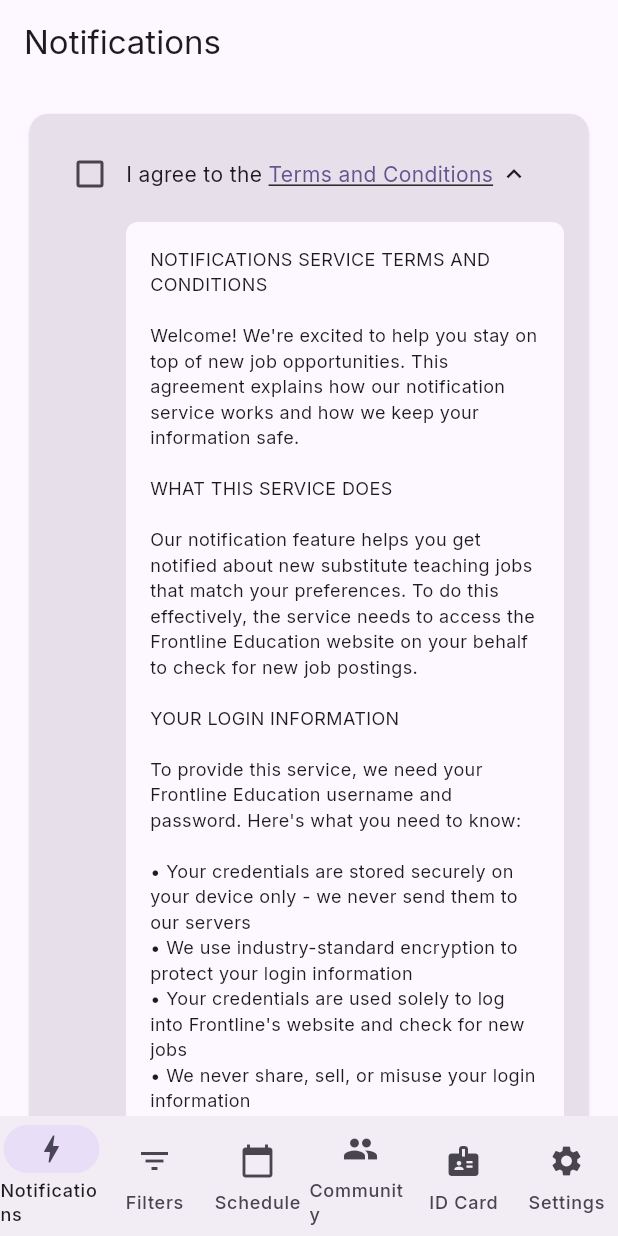
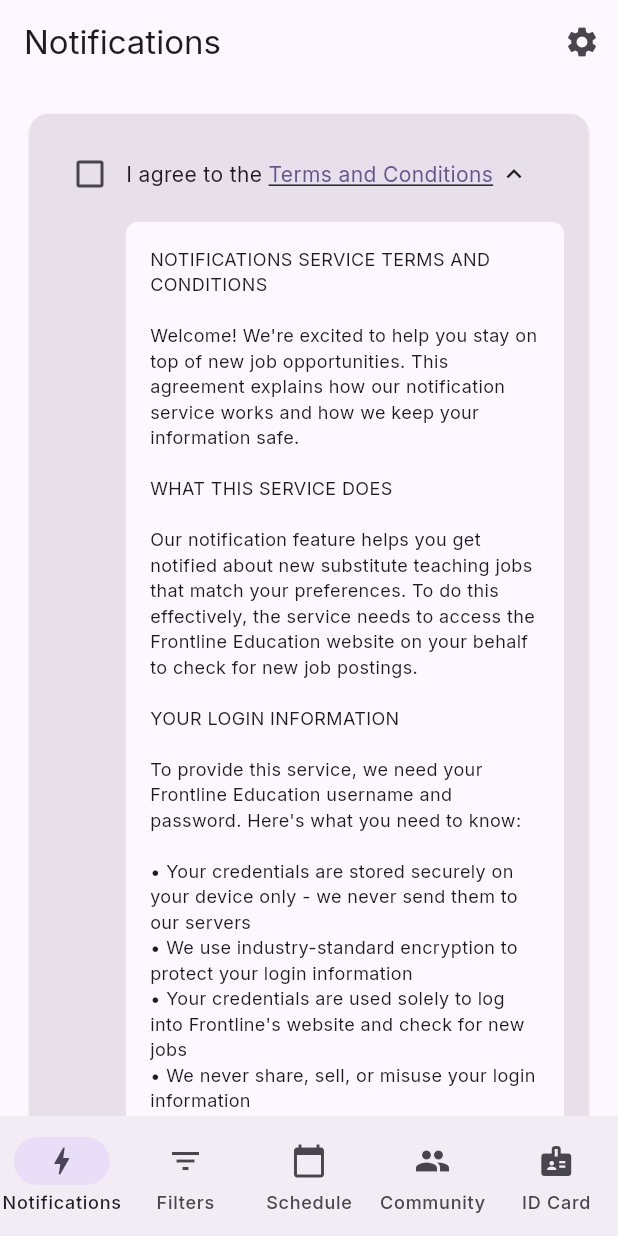
Before and after one commit to mckaysmith27/frontline_watcher, a Flutter app: the screen it shows once a user with an empty profile is signed in, after a tap on "I agree to the", on a phone screen of 412 x 824 dp. Run offline on Flutter 3.47's test engine with Material 3 defaults, Android fonts, the phone set to English and light mode, and no system bars; our stand-ins replace cloud_firestore, cloud_functions, firebase_auth, firebase_core, firebase_messaging, firebase_storage and 12 more; missing offline and left inert: add_2_calendar; accounts and stored records are empty; generated files the repository leaves out were written again.

Commit message:
Tighten notifications copy/tooltips and move Settings to app bar

```diff
--- a/lib/screens/filters/filters_screen.dart
+++ b/lib/screens/filters/filters_screen.dart
@@ -10,6 +10,7 @@
 import '../../widgets/school_map_widget.dart';
 import '../../widgets/profile_app_bar.dart';
 import 'automation_bottom_sheet.dart';
+import '../profile/profile_screen.dart';
 
 class FiltersScreen extends StatefulWidget {
   const FiltersScreen({super.key});
@@ -71,23 +72,17 @@
     return Scaffold(
       appBar: ProfileAppBar(
         actions: [
-          GestureDetector(
-            onTap: () => _showPurchaseOptions(context),
-            child: Padding(
-              padding: const EdgeInsets.all(16.0),
-              child: Center(
-                child: Row(
-                  children: [
-                    const Icon(Icons.stars, size: 20),
-                    const SizedBox(width: 4),
-                    Text(
-                      '${creditsProvider.credits}',
-                      style: const TextStyle(fontSize: 18, fontWeight: FontWeight.bold),
-                    ),
-                  ],
+          IconButton(
+            icon: const Icon(Icons.settings),
+            onPressed: () {
+              Navigator.push(
+                context,
+                MaterialPageRoute(
+                  builder: (_) => const ProfileScreen(),
                 ),
-              ),
-            ),
+              );
+            },
+            tooltip: 'Settings',
           ),
         ],
       ),
--- a/lib/screens/main_navigation.dart
+++ b/lib/screens/main_navigation.dart
@@ -3,7 +3,6 @@
 import 'filters/filters_screen.dart';
 import 'schedule/schedule_screen.dart';
 import 'social/social_screen.dart';
-import 'profile/profile_screen.dart';
 import 'profile/business_card_screen.dart';
 import 'admin/post_approvals_screen.dart';
 import 'admin/business_card_orders_queue_screen.dart';
@@ -109,11 +108,6 @@
       screens.add(const BusinessCardScreen());
     }
 
-    // Profile - for 'sub', 'teacher', 'administration'
-    if (_accessibleFeatures.contains('profile')) {
-      screens.add(const ProfileScreen());
-    }
-
     return screens;
   }
 
@@ -157,14 +151,6 @@
       destinations.add(const NavigationDestination(
         icon: Icon(Icons.badge),
         label: 'ID Card',
-      ));
-    }
-
-    // Profile - for 'sub', 'teacher', 'administration'
-    if (_accessibleFeatures.contains('profile')) {
-      destinations.add(const NavigationDestination(
-        icon: Icon(Icons.settings),
-        label: 'Settings',
       ));
     }
 
--- a/lib/screens/notifications/notifications_screen.dart
+++ b/lib/screens/notifications/notifications_screen.dart
@@ -4,7 +4,7 @@
 import '../../providers/credits_provider.dart';
 import '../../widgets/notifications_terms_agreement.dart';
 import '../filters/automation_bottom_sheet.dart';
-import '../filters/filters_screen.dart';
+import '../profile/profile_screen.dart';
 import 'time_window_widget.dart';
 
 class NotificationsScreen extends StatefulWidget {
@@ -20,6 +20,20 @@
     return Scaffold(
       appBar: AppBar(
         title: const Text('Notifications'),
+        actions: [
+          IconButton(
+            icon: const Icon(Icons.settings),
+            onPressed: () {
+              Navigator.push(
+                context,
+                MaterialPageRoute(
+                  builder: (_) => const ProfileScreen(),
+                ),
+              );
+            },
+            tooltip: 'Settings',
+          ),
+        ],
       ),
       body: Consumer2<NotificationsProvider, CreditsProvider>(
         builder: (context, notificationsProvider, creditsProvider, _) {
@@ -83,24 +97,10 @@
               spacing: 6,
               runSpacing: 4,
               children: [
-                const Text("Enable 'FAST Notifications'"),
-                Text(
-                  '(recommended)',
-                  style: TextStyle(
-                    fontSize: 12,
-                    color: Colors.grey[600],
-                    fontStyle: FontStyle.italic,
-                  ),
-                ),
-              ],
-            ),
-            subtitle: Row(
-              children: [
-                const Expanded(
-                  child: Text('Get instant notifications for matching jobs'),
-                ),
+                const Text("Enable 'FAST Notify'"),
                 Tooltip(
-                  message: 'Uses proprietary scanning architecture to minimize the gap between a job first being posted and the user being notified.',
+                  message:
+                      'Uses proprietary scanning architecture to minimize the gap between a job first being posted and the user being notified.',
                   child: Icon(
                     Icons.help_outline,
                     size: 18,
@@ -109,6 +109,7 @@
                 ),
               ],
             ),
+            subtitle: const Text('Get instant notifications for matching jobs'),
             value: notificationsProvider.fastNotificationsEnabled,
             onChanged: notificationsProvider.termsAccepted
                 ? (hasActiveSubscription
@@ -129,14 +130,15 @@
         // Enable FAST Job Accept toggle (paid feature)
         Card(
           child: SwitchListTile(
-            title: const Text("Enable 'FAST Job Accept'"),
-            subtitle: Row(
+            title: Wrap(
+              crossAxisAlignment: WrapCrossAlignment.center,
+              spacing: 6,
+              runSpacing: 4,
               children: [
-                const Expanded(
-                  child: Text('Automatically accept jobs that match your preferences'),
-                ),
+                const Text("Enable 'FAST Job Accept'"),
                 Tooltip(
-                  message: 'Uses proprietary technology features—like the applying of a keywords filter and guidance towards a users desired call to action thus enabling the user to reduce time between being notified and accepting a desired new job.',
+                  message:
+                      'Uses proprietary technology features—like the applying of a keywords filter and guidance towards a users desired call to action thus enabling the user to reduce time between being notified and accepting a desired new job.',
                   child: Icon(
                     Icons.help_outline,
                     size: 18,
@@ -145,6 +147,7 @@
                 ),
               ],
             ),
+            subtitle: const Text('Automatically accept jobs that match your preferences'),
             value: notificationsProvider.fastJobAcceptEnabled,
             onChanged: notificationsProvider.termsAccepted
                 ? (hasActiveSubscription
@@ -162,7 +165,7 @@
         ),
         const SizedBox(height: 16),
 
-        // Apply Filter (keywords) toggle (paid feature)
+        // Apply Filter Keywords toggle (paid feature)
         Card(
           child: SwitchListTile(
             title: Wrap(
@@ -170,23 +173,14 @@
               spacing: 6,
               runSpacing: 4,
               children: [
-                const Text('Apply Filter (keywords)'),
-                GestureDetector(
-                  onTap: () {
-                    Navigator.push(
-                      context,
-                      MaterialPageRoute(
-                        builder: (_) => const FiltersScreen(),
-                      ),
-                    );
-                  },
-                  child: Text(
-                    'Filter (keywords)',
-                    style: TextStyle(
-                      color: Theme.of(context).colorScheme.primary,
-                      decoration: TextDecoration.underline,
-                      fontSize: 14,
-                    ),
+                const Text('Apply Filter Keywords'),
+                Tooltip(
+                  message:
+                      "This activates the keywords specified on the 'filters' feature so that you are only notified of jobs that meet your keyword specifications.",
+                  child: Icon(
+                    Icons.help_outline,
+                    size: 18,
+                    color: Colors.grey[600],
                   ),
                 ),
               ],
--- a/lib/screens/profile/business_card_screen.dart
+++ b/lib/screens/profile/business_card_screen.dart
@@ -11,6 +11,7 @@
 import '../../services/user_role_service.dart';
 import 'business_card_order_screen.dart';
 import '../../widgets/terms_agreement.dart';
+import 'profile_screen.dart';
 
 class BusinessCardScreen extends StatefulWidget {
   const BusinessCardScreen({super.key});
@@ -282,6 +283,20 @@
     return Scaffold(
       appBar: AppBar(
         title: const Text('Business Card'),
+        actions: [
+          IconButton(
+            icon: const Icon(Icons.settings),
+            onPressed: () {
+              Navigator.push(
+                context,
+                MaterialPageRoute(
+                  builder: (_) => const ProfileScreen(),
+                ),
+              );
+            },
+            tooltip: 'Settings',
+          ),
+        ],
       ),
       body: SingleChildScrollView(
         padding: const EdgeInsets.all(24.0),
--- a/lib/screens/schedule/schedule_screen.dart
+++ b/lib/screens/schedule/schedule_screen.dart
@@ -12,6 +12,7 @@
 import '../../widgets/notification_day_card.dart';
 import 'job_card.dart';
 import 'package:add_2_calendar/add_2_calendar.dart';
+import '../profile/profile_screen.dart';
 
 class ScheduleScreen extends StatefulWidget {
   const ScheduleScreen({super.key});
@@ -239,23 +240,17 @@
     return Scaffold(
       appBar: ProfileAppBar(
         actions: [
-          GestureDetector(
-            onTap: () => _showPurchaseOptions(context),
-            child: Padding(
-              padding: const EdgeInsets.all(16.0),
-              child: Center(
-                child: Row(
-                  children: [
-                    const Icon(Icons.stars, size: 20),
-                    const SizedBox(width: 4),
-                    Text(
-                      '${creditsProvider.credits}',
-                      style: const TextStyle(fontSize: 18, fontWeight: FontWeight.bold),
-                    ),
-                  ],
+          IconButton(
+            icon: const Icon(Icons.settings),
+            onPressed: () {
+              Navigator.push(
+                context,
+                MaterialPageRoute(
+                  builder: (_) => const ProfileScreen(),
                 ),
-              ),
-            ),
+              );
+            },
+            tooltip: 'Settings',
           ),
         ],
       ),
--- a/lib/screens/social/social_screen.dart
+++ b/lib/screens/social/social_screen.dart
@@ -8,6 +8,7 @@
 import 'my_page_tab.dart';
 import 'feed_tab.dart';
 import 'top_posts_tab.dart';
+import '../profile/profile_screen.dart';
 
 class SocialScreen extends StatefulWidget {
   final VoidCallback? onNavigateToMyPage;
@@ -74,6 +75,20 @@
               )
             : null,
         automaticallyImplyLeading: false,
+        actions: [
+          IconButton(
+            icon: const Icon(Icons.settings),
+            onPressed: () {
+              Navigator.push(
+                context,
+                MaterialPageRoute(
+                  builder: (_) => const ProfileScreen(),
+                ),
+              );
+            },
+            tooltip: 'Settings',
+          ),
+        ],
         bottom: TabBar(
           controller: _tabController,
           tabs: const [
--- a/lib/widgets/profile_app_bar.dart
+++ b/lib/widgets/profile_app_bar.dart
@@ -2,7 +2,6 @@
 import 'package:provider/provider.dart';
 import '../providers/auth_provider.dart';
 import '../screens/social/user_page_viewer.dart';
-import 'package:provider/provider.dart';
 
 class ProfileAppBar extends StatelessWidget implements PreferredSizeWidget {
   final Widget? child;
```
